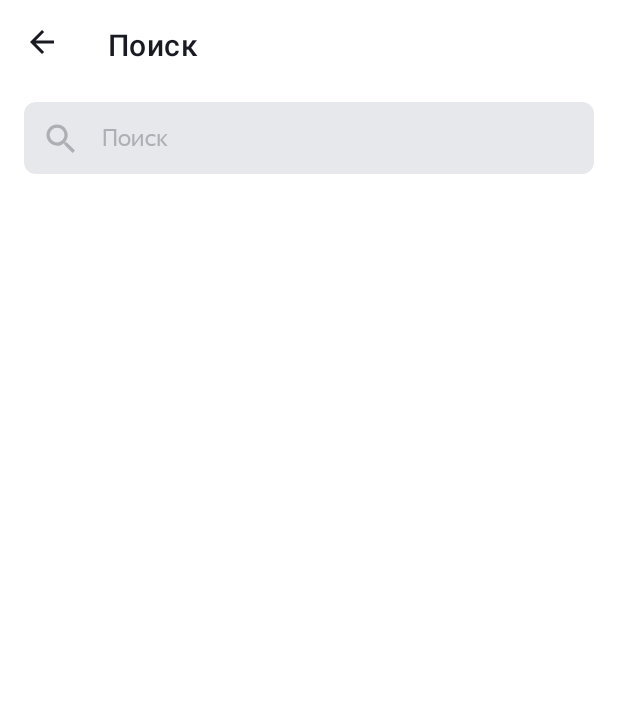
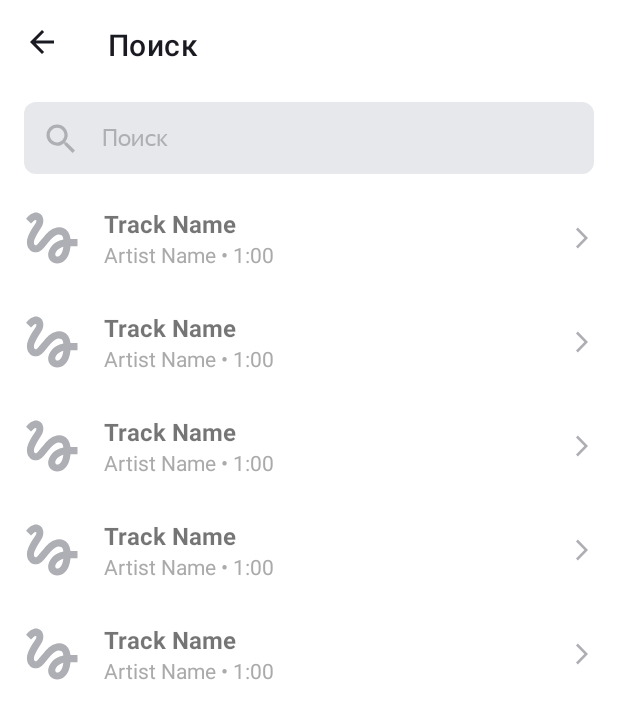
Before and after one commit to VDBalcer/PlaylistMaker, an Android app: the layout activity_search.xml on its own in the app's theme, with its tools: preview values and no code run, on a phone screen of 412 x 824 dp. Shown: the top 719 px of the screen. Run offline under Robolectric (Android 15) with nearby library versions, the phone set to English and light mode, and no system bars.

Commit message:
10 спринт. Добавил ресайклер и зглушку на картинку, создал лейаут трека

```diff
--- /dev/null
+++ b/app/src/main/res/drawable/track_placeholder.xml
@@ -0,0 +1,9 @@
+<vector xmlns:android="http://schemas.android.com/apk/res/android"
+    android:width="45dp"
+    android:height="45dp"
+    android:viewportWidth="45"
+    android:viewportHeight="45">
+  <path
+      android:pathData="M8.606,12.919C9.919,11.587 11.231,10.387 11.813,10.631C12.75,11.006 11.813,12.563 11.25,13.481C10.781,14.269 5.887,20.775 5.887,25.313C5.887,27.712 6.787,29.7 8.4,30.9C9.806,31.95 11.663,32.269 13.35,31.763C15.356,31.181 17.006,29.138 19.087,26.569C21.356,23.775 24.394,20.119 26.737,20.119C29.794,20.119 29.831,22.013 30.038,23.475C22.95,24.675 19.95,30.356 19.95,33.544C19.95,36.731 22.65,39.338 25.969,39.338C29.025,39.338 34.013,36.844 34.763,27.9H39.375V23.212H34.744C34.463,20.119 32.7,15.337 27.188,15.337C22.969,15.337 19.35,18.919 17.925,20.663C16.837,22.031 14.063,25.313 13.631,25.763C13.163,26.325 12.356,27.337 11.55,27.337C10.706,27.337 10.2,25.781 10.875,23.737C11.531,21.694 13.5,18.375 14.344,17.138C15.806,15 16.781,13.538 16.781,10.988C16.781,6.919 13.706,5.625 12.075,5.625C9.6,5.625 7.444,7.5 6.975,7.969C6.3,8.644 5.737,9.206 5.325,9.712L8.606,12.919ZM26.025,34.781C25.444,34.781 24.638,34.294 24.638,33.431C24.638,32.306 26.006,29.306 30.019,28.256C29.456,33.3 27.337,34.781 26.025,34.781Z"
+      android:fillColor="#AEAFB4"/>
+</vector>
--- a/app/src/main/res/layout/activity_search.xml
+++ b/app/src/main/res/layout/activity_search.xml
@@ -50,4 +50,12 @@
             android:textSize="@dimen/common_text_size" />
     </com.google.android.material.textfield.TextInputLayout>
 
+    <androidx.recyclerview.widget.RecyclerView
+        android:id="@+id/track_recycler_view"
+        android:layout_width="match_parent"
+        android:layout_height="match_parent"
+        app:layoutManager="androidx.recyclerview.widget.LinearLayoutManager"
+        tools:listitem="@layout/item_track"
+        tools:itemCount="5"/>
+
 </LinearLayout>
--- /dev/null
+++ b/app/src/main/res/layout/item_track.xml
@@ -0,0 +1,58 @@
+<?xml version="1.0" encoding="utf-8"?>
+<androidx.cardview.widget.CardView xmlns:android="http://schemas.android.com/apk/res/android"
+    xmlns:app="http://schemas.android.com/apk/res-auto"
+    xmlns:tools="http://schemas.android.com/tools"
+    android:id="@+id/cardTrack"
+    android:layout_width="match_parent"
+    android:layout_height="wrap_content"
+    app:cardElevation="0dp">
+
+    <LinearLayout
+        android:layout_width="match_parent"
+        android:layout_height="wrap_content"
+        android:gravity="center_vertical"
+        android:orientation="horizontal"
+        android:padding="12dp">
+
+        <ImageView
+            android:id="@+id/track_artwork_image"
+            android:layout_width="wrap_content"
+            android:layout_height="wrap_content"
+            android:scaleType="centerCrop"
+            android:src="@drawable/track_placeholder" />
+
+        <LinearLayout
+            android:layout_width="0dp"
+            android:layout_height="wrap_content"
+            android:layout_marginStart="12dp"
+            android:layout_weight="1"
+            android:orientation="vertical">
+
+            <TextView
+                android:id="@+id/track_title"
+                android:layout_width="match_parent"
+                android:layout_height="wrap_content"
+                android:ellipsize="end"
+                android:maxLines="1"
+                tools:text="Track Name"
+                android:textSize="16sp"
+                android:textStyle="bold" />
+
+            <TextView
+                android:id="@+id/track_description"
+                android:layout_width="match_parent"
+                android:layout_height="wrap_content"
+                android:ellipsize="end"
+                android:maxLines="1"
+                tools:text="Artist Name &#8226; 1:00"
+                android:textColor="@android:color/darker_gray"
+                android:textSize="14sp" />
+        </LinearLayout>
+
+        <ImageView
+            android:layout_width="wrap_content"
+            android:layout_height="wrap_content"
+            android:layout_marginStart="8dp"
+            android:src="@drawable/ic_arrow_forward" />
+    </LinearLayout>
+</androidx.cardview.widget.CardView>
```
